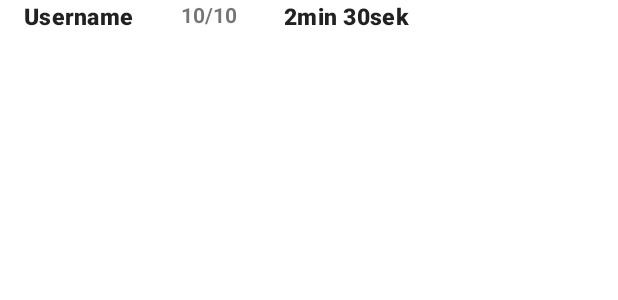
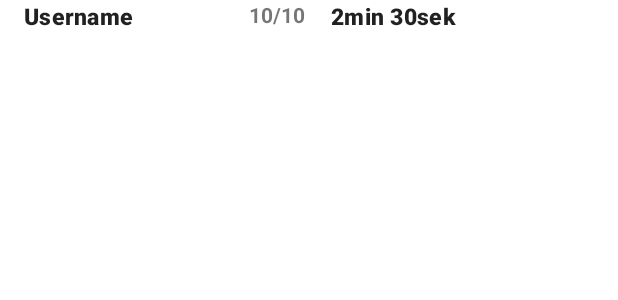
Before and after one commit to Daniele-Muheim/QuizIT, an Android app: the layout leaderboard_items.xml on its own in the app's theme, with its tools: preview values and no code run, on a phone screen of 412 x 824 dp. Shown: the top 300 px of the screen. Run offline under Robolectric (Android 15) with nearby library versions, the phone set to English and light mode, and no system bars.

Commit message:
rearranged positioning

```diff
--- a/app/src/main/res/layout/leaderboard_items.xml
+++ b/app/src/main/res/layout/leaderboard_items.xml
@@ -7,10 +7,10 @@
 
     <TextView
         android:id="@+id/username"
-        android:layout_width="wrap_content"
+        android:layout_width="133dp"
+        android:layout_height="20dp"
+        android:maxWidth="80dp"
         android:minWidth="70dp"
-        android:maxWidth="80dp"
-        android:layout_height="wrap_content"
         android:text="@string/username"
         android:textAppearance="?attr/textAppearanceHeadline6"
         android:textSize="15sp"
@@ -20,17 +20,16 @@
 
     <TextView
         android:id="@+id/score"
-        android:layout_width="wrap_content"
+        android:layout_width="71dp"
+        android:layout_height="20dp"
+        android:maxWidth="100dp"
         android:minWidth="100dp"
-        android:maxWidth="100dp"
-        android:layout_height="wrap_content"
         android:text="@string/score"
         android:textAlignment="center"
         android:textStyle="bold"
         app:circularflow_viewCenter="@id/score"
-        app:layout_constraintTop_toTopOf="parent"
         app:layout_constraintStart_toEndOf="@+id/username"
-         />
+        app:layout_constraintTop_toTopOf="parent" />
 
     <TextView
         android:id="@+id/time"
```
